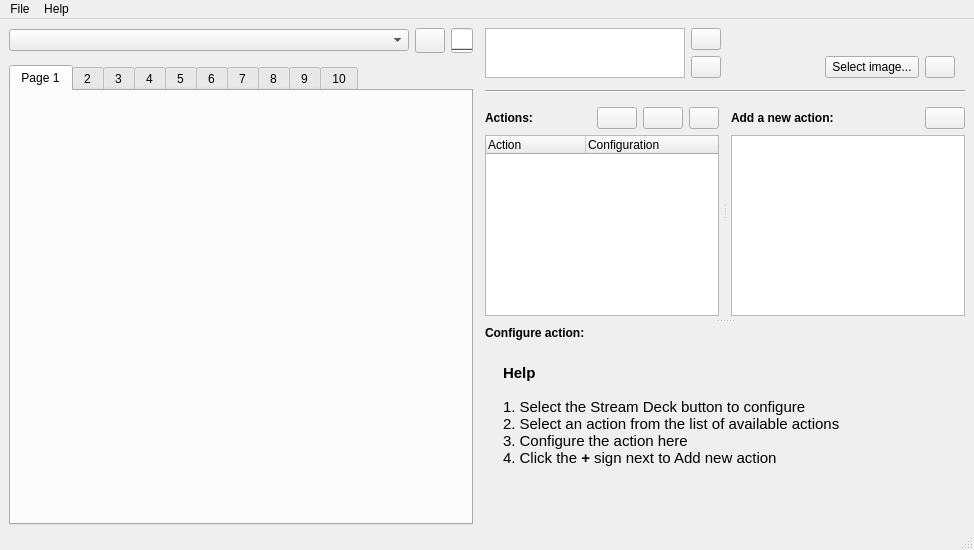
Qt form streamdeck_ui/main.ui (timothycrosley/streamdeck-ui) before a commit.
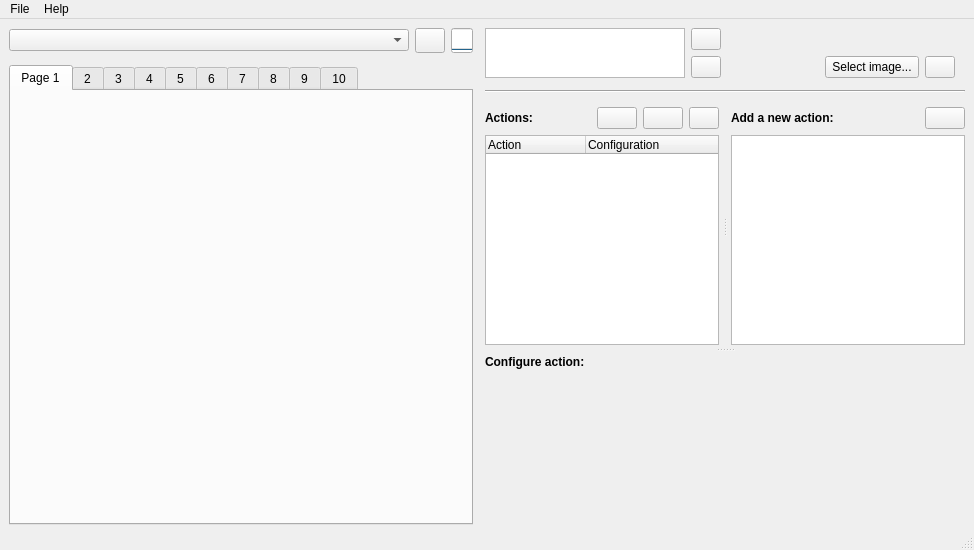
The same form after that commit. Icons and pictures are not drawn.

What changed in the file:
```diff
--- a/streamdeck_ui/main.ui
+++ b/streamdeck_ui/main.ui
@@ -723,30 +723,48 @@
            </item>
            <item>
             <widget class="QWidget" name="actionwidget" native="true">
-             <layout class="QVBoxLayout" name="verticalLayout_6">
+             <layout class="QVBoxLayout" name="verticalLayout_11">
+              <property name="leftMargin">
+               <number>0</number>
+              </property>
+              <property name="topMargin">
+               <number>0</number>
+              </property>
+              <property name="rightMargin">
+               <number>0</number>
+              </property>
+              <property name="bottomMargin">
+               <number>0</number>
+              </property>
               <item>
-               <widget class="QWidget" name="helpwidget" native="true">
-                <layout class="QVBoxLayout" name="verticalLayout_10">
-                 <item>
-                  <widget class="QLabel" name="label_3">
-                   <property name="text">
-                    <string>&lt;!DOCTYPE HTML PUBLIC &quot;-//W3C//DTD HTML 4.0//EN&quot; &quot;http://www.w3.org/TR/REC-html40/strict.dtd&quot;&gt;
-&lt;html&gt;&lt;head&gt;&lt;meta name=&quot;qrichtext&quot; content=&quot;1&quot; /&gt;&lt;style type=&quot;text/css&quot;&gt;
-p, li { white-space: pre-wrap; }
-&lt;/style&gt;&lt;/head&gt;&lt;body style=&quot; font-family:'Ubuntu'; font-size:11pt; font-weight:400; font-style:normal;&quot;&gt;
-&lt;p style=&quot; margin-top:12px; margin-bottom:12px; margin-left:0px; margin-right:0px; -qt-block-indent:0; text-indent:0px;&quot;&gt;&lt;span style=&quot; font-family:'Ubuntu'; font-weight:600;&quot;&gt;Help&lt;br /&gt;&lt;/span&gt;&lt;span style=&quot; font-family:'Ubuntu';&quot;&gt;&lt;br /&gt;1. Select the Stream Deck button to configure&lt;br /&gt;2. Select an action from the list of available actions&lt;/span&gt;&lt;span style=&quot; font-family:'Ubuntu'; font-weight:600;&quot;&gt;&lt;br /&gt;&lt;/span&gt;&lt;span style=&quot; font-family:'Ubuntu';&quot;&gt;3. Configure the action here&lt;br /&gt;4. Click the &lt;/span&gt;&lt;span style=&quot; font-family:'Ubuntu'; font-weight:600;&quot;&gt;+&lt;/span&gt;&lt;span style=&quot; font-family:'Ubuntu';&quot;&gt; sign next to Add new action&lt;/span&gt;&lt;/p&gt;
-&lt;p style=&quot;-qt-paragraph-type:empty; margin-top:12px; margin-bottom:12px; margin-left:0px; margin-right:0px; -qt-block-indent:0; text-indent:0px; font-family:'Ubuntu'; font-weight:600;&quot;&gt;&lt;br /&gt;&lt;/p&gt;&lt;/body&gt;&lt;/html&gt;</string>
-                   </property>
-                   <property name="alignment">
-                    <set>Qt::AlignLeading|Qt::AlignLeft|Qt::AlignTop</set>
-                   </property>
-                   <property name="wordWrap">
-                    <bool>true</bool>
-                   </property>
-                  </widget>
-                 </item>
-                </layout>
-               </widget>
+               <layout class="QVBoxLayout" name="actionlayout">
+                <property name="topMargin">
+                 <number>0</number>
+                </property>
+                <item>
+                 <widget class="QWidget" name="widget" native="true">
+                  <property name="minimumSize">
+                   <size>
+                    <width>0</width>
+                    <height>100</height>
+                   </size>
+                  </property>
+                 </widget>
+                </item>
+               </layout>
+              </item>
+              <item>
+               <spacer name="verticalSpacer">
+                <property name="orientation">
+                 <enum>Qt::Vertical</enum>
+                </property>
+                <property name="sizeHint" stdset="0">
+                 <size>
+                  <width>20</width>
+                  <height>40</height>
+                 </size>
+                </property>
+               </spacer>
               </item>
              </layout>
             </widget>
```
Left out of the diff: 18 changed lines with no effect on the pictures.
